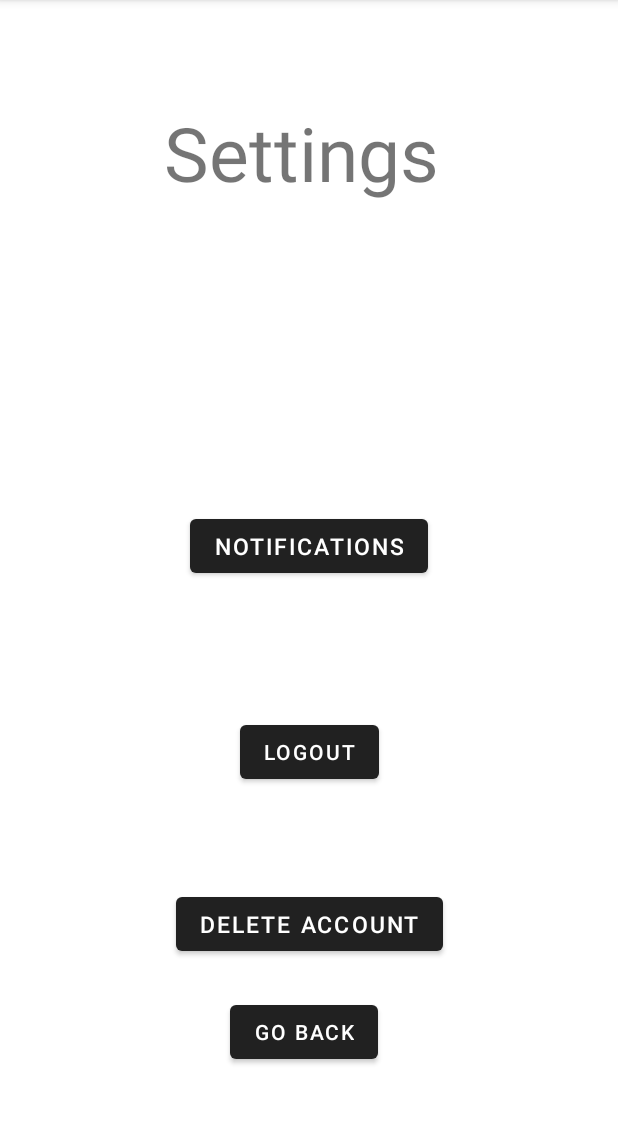
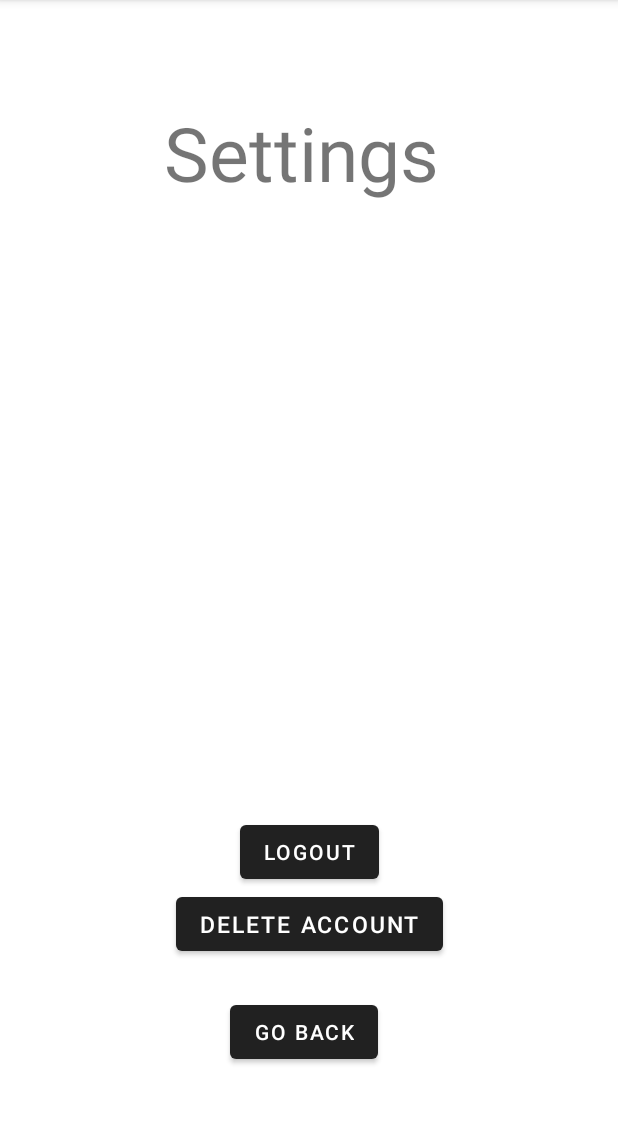
Before and after one commit to I-m-Out-Of-Ideas/CollabDeck, an Android app: the settingsActivity screen opened directly, with no data from a screen before it, on a phone screen of 412 x 824 dp, the part 84-1208 px from its top. Run offline under Robolectric (Android 15) with nearby library versions, the phone set to English and light mode, and no system bars.

Commit message:
modified readme, settingsActivity.kt, and activity_settings.xml

```diff
--- a/app/src/main/java/com/example/testapp/settingsActivity.kt
+++ b/app/src/main/java/com/example/testapp/settingsActivity.kt
@@ -9,8 +9,6 @@ class settingsActivity : AppCompatActivity() {
     override fun onCreate(savedInstanceState: Bundle?) {
         super.onCreate(savedInstanceState)
         setContentView(R.layout.activity_settings)
-
-        // TODO: work on implementing push notifications
 
         // send user to logout confirmation screen
         findViewById<Button>(R.id.logout_button).setOnClickListener {
--- a/app/src/main/res/layout/activity_settings.xml
+++ b/app/src/main/res/layout/activity_settings.xml
@@ -18,26 +18,13 @@
         app:layout_constraintTop_toTopOf="parent" />
 
     <Button
-        android:id="@+id/notifications_button"
-        android:layout_width="wrap_content"
-        android:layout_height="wrap_content"
-        android:layout_marginTop="204dp"
-        android:text="Notifications"
-        android:textSize="15sp"
-        app:layout_constraintEnd_toEndOf="parent"
-        app:layout_constraintStart_toStartOf="parent"
-        app:layout_constraintTop_toBottomOf="@+id/textView2" />
-
-    <Button
         android:id="@+id/logout_button"
         android:layout_width="wrap_content"
         android:layout_height="wrap_content"
         android:text="Logout"
         app:layout_constraintBottom_toTopOf="@+id/delete_account_button"
         app:layout_constraintEnd_toEndOf="parent"
-        app:layout_constraintStart_toStartOf="parent"
-        app:layout_constraintTop_toBottomOf="@+id/notifications_button"
-        app:layout_constraintVertical_bias="0.574" />
+        app:layout_constraintStart_toStartOf="parent" />
 
     <Button
         android:id="@+id/delete_account_button"
```
Also changed, not shown: 1 other file.
